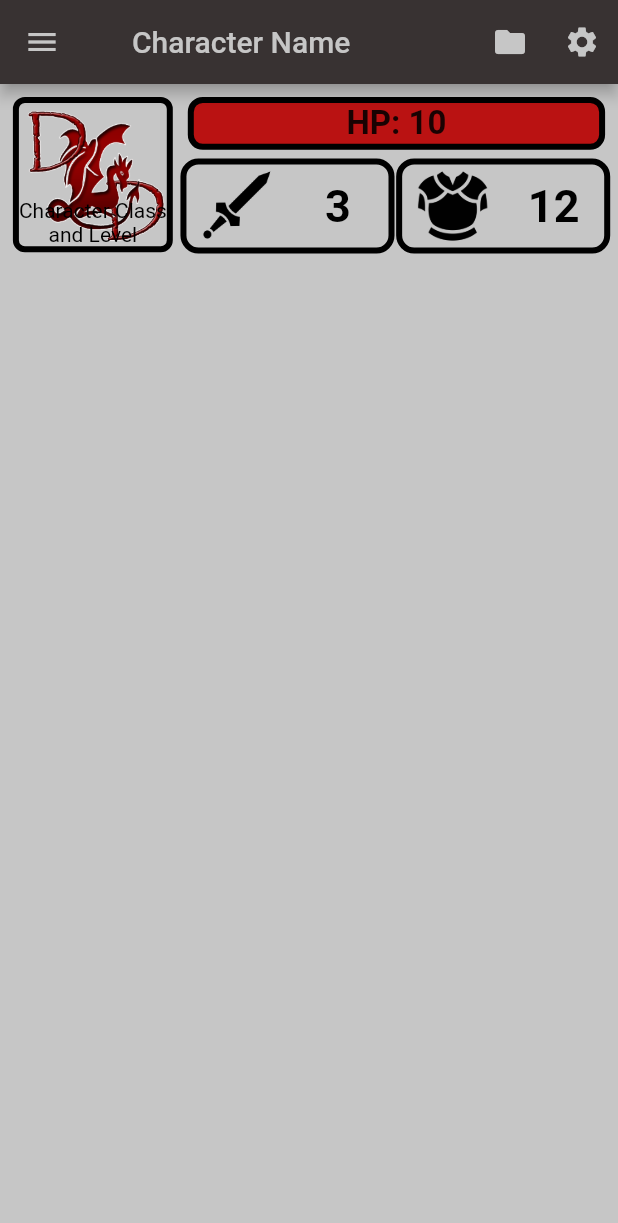
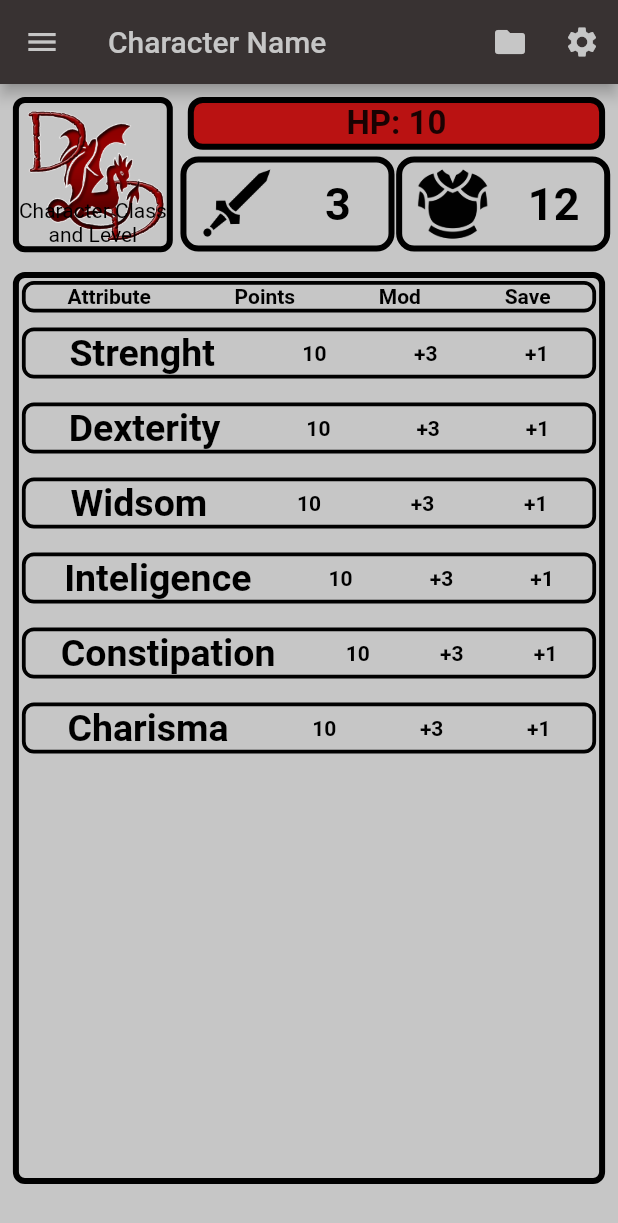
Before and after one commit to DC1996/5e_Char_Sheet, a Flutter app: the screen it shows after launch, on a phone screen of 412 x 824 dp. Shown: the top 1223 px of the screen. Run offline on Flutter 3.47's test engine with Material 2 defaults, Android fonts, the phone set to English and light mode, and no system bars.

Commit message:
Ver_0.2
velmi lahké znazornenie attributov kappa

```diff
--- /dev/null
+++ b/lib/AttributeHeader.dart
@@ -0,0 +1,50 @@
+import 'package:flutter/material.dart';
+
+class AttributeHeader extends StatelessWidget {
+
+  final TextStyle header = new TextStyle(
+    color: Colors.black,
+    fontWeight: FontWeight.bold,
+  );
+
+  @override
+  Widget build(BuildContext context) {
+    return new Container(
+      width: MediaQuery.of(context).size.width,
+      margin: new EdgeInsets.all(2.0),
+      decoration: new BoxDecoration(
+          shape: BoxShape.rectangle,
+          borderRadius: new BorderRadius.circular(8.0),
+          border: new Border.all(
+            width: 2.5,
+            color: Colors.black,
+          )
+      ),
+      child: new Row(
+        mainAxisAlignment: MainAxisAlignment.spaceAround,
+        children: <Widget>[
+          new Column(
+            children: <Widget>[
+              new Text('Attribute', style: header,),
+            ],
+          ),
+          new Column(
+            children: <Widget>[
+              new Text('Points', style: header,),
+            ],
+          ),
+          new Column(
+            children: <Widget>[
+              new Text('Mod', style: header,),
+            ],
+          ),
+          new Column(
+            children: <Widget>[
+              new Text('Save', style: header,),
+            ],
+          ),
+        ],
+      ),
+    );
+  }
+}
--- /dev/null
+++ b/lib/AttributeRow.dart
@@ -0,0 +1,72 @@
+import 'package:flutter/material.dart';
+
+class AttributeRow extends StatelessWidget {
+
+  final String attributeName;
+  final String attributePoints;
+  final String attributeMod;
+  final String attributeSave;
+
+  AttributeRow(
+      this.attributeName,
+      this.attributePoints,
+      this.attributeMod,
+      this.attributeSave
+      );
+
+  final TextStyle values = new TextStyle(
+    color: Colors.black,
+    fontWeight: FontWeight.bold,
+  );
+
+  final TextStyle skill = new TextStyle(
+    fontSize: 25.0,
+    color: Colors.black,
+    fontWeight: FontWeight.bold,
+  );
+
+  @override
+  Widget build(BuildContext context) {
+    return new Container(
+      width: MediaQuery.of(context).size.width,
+      margin: new EdgeInsets.fromLTRB(
+          2.0,
+          8.0,
+          2.0,
+          8.0),
+      decoration: new BoxDecoration(
+          shape: BoxShape.rectangle,
+          borderRadius: new BorderRadius.circular(8.0),
+          border: new Border.all(
+            width: 2.5,
+            color: Colors.black,
+          )
+      ),
+      child: new Row(
+        mainAxisAlignment: MainAxisAlignment.spaceAround,
+        children: <Widget>[
+          new Column(
+            children: <Widget>[
+              new Text(attributeName, style: skill,),
+            ],
+          ),
+          new Column(
+            children: <Widget>[
+              new Text(attributePoints, style: values,),
+            ],
+          ),
+          new Column(
+            children: <Widget>[
+              new Text(attributeMod, style: values,),
+            ],
+          ),
+          new Column(
+            children: <Widget>[
+              new Text(attributeSave, style: values,),
+            ],
+          ),
+        ],
+      ),
+    );
+  }
+}
--- /dev/null
+++ b/lib/AttributeTable.dart
@@ -0,0 +1,36 @@
+import 'package:flutter/material.dart';
+import 'AttributeHeader.dart';
+import 'AttributeRow.dart';
+
+class AttributeTable extends StatelessWidget {
+  @override
+  Widget build(BuildContext context) {
+    return Container(
+      height: (MediaQuery.of(context).size.height - 216.0),
+      width: MediaQuery.of(context).size.width,
+      margin: new EdgeInsets.all(8.6),
+      decoration: new BoxDecoration(
+        border: new Border.all(
+          color: Colors.black,
+          width: 4.0,
+          style: BorderStyle.solid,
+        ),
+        shape: BoxShape.rectangle,
+        borderRadius: new BorderRadius.circular(8.0),
+      ),
+      alignment: Alignment.topCenter,
+      child: new Column(
+        children: <Widget>[
+          new AttributeHeader(),
+          new AttributeRow('Strenght', '10', '+3', '+1'),
+          new AttributeRow('Dexterity', '10', '+3', '+1'),
+          new AttributeRow('Widsom', '10', '+3', '+1'),
+          new AttributeRow('Inteligence', '10', '+3', '+1'),
+          new AttributeRow('Constipation', '10', '+3', '+1'),
+          new AttributeRow('Charisma', '10', '+3', '+1'),
+        ],
+      ),
+    );
+  }
+
+}
--- a/lib/CharImage.dart
+++ b/lib/CharImage.dart
@@ -2,7 +2,7 @@ import 'package:flutter/material.dart';
 
 class CharImage extends StatelessWidget {
 
-  String value;
+  final String value;
   CharImage(this.value);
 
   @override
--- a/lib/HomePage.dart
+++ b/lib/HomePage.dart
@@ -1,8 +1,9 @@
 import 'package:flutter/material.dart';
+import 'DrawerRow.dart'; //zobrazenie riadka v drawer-i
 import 'CharImage.dart'; //zobrazenie obrázka character-u
 import 'HealthBar.dart'; //HP zobrazenie
 import 'InfoCont.dart'; //Initiate + AC zobrazenie
-import 'DrawerRow.dart'; //zobrazenie riadka v drawer-i
+import 'AttributeTable.dart';
 
 //toto je vlastne čo vidíme v appke
 //TOTO BUDEME MUSIEŤ PREROBIŤ NA STATEFUL aby sme mohli meniť veci podla inputu...
@@ -36,15 +37,13 @@ class HomePage extends StatelessWidget {
       appBar: new AppBar(
         backgroundColor: Color(0xFF383232),
         iconTheme: new IconThemeData(color: Color(0xFFc6c6c6)),
-        title: new FlatButton(
-          onPressed: null,
-          child: new Text(charName,
+        title: new Text(charName,
+            textAlign: TextAlign.left,
             style: new TextStyle(
               fontSize: 20.0,
               color: Color(0xFFc6c6c6),
             ),
           ),
-        ),
         actions: <Widget>[
           new IconButton(icon: new Icon(Icons.folder, color: Color(0xFFc6c6c6)), onPressed: null),
           new IconButton(icon: new Icon(Icons.settings,color: Color(0xFFc6c6c6)), onPressed: null),
@@ -92,9 +91,7 @@ class HomePage extends StatelessWidget {
               ),
             ],
           ),
-          new Row(
-
-          )
+          new AttributeTable(),
         ],
       )
     );
--- a/lib/InfoCont.dart
+++ b/lib/InfoCont.dart
@@ -14,7 +14,7 @@ class InfoCont extends StatelessWidget {
     return new Container( //alignment: Alignment.centerRight,
         margin: new EdgeInsets.fromLTRB(
             0.1,
-            2.3,
+            1.0,
             1.0,
             4.5),
         width: (MediaQuery.of(context).size.width - 126.6)/2, // screen width - ( image width + paddings)
--- a/lib/main.dart
+++ b/lib/main.dart
@@ -3,7 +3,7 @@ import 'package:flutter/rendering.dart';
 import 'HomePage.dart'; //include HomePage class
 
 void main() {
-  debugPaintSizeEnabled = true; //shows widget boundaries
+  //debugPaintSizeEnabled = true; //shows widget boundaries
   runApp(
     new MaterialApp(
       title: 'D&D CharSheet', //toto vidíš keď switchuješ medzi appkami
```
